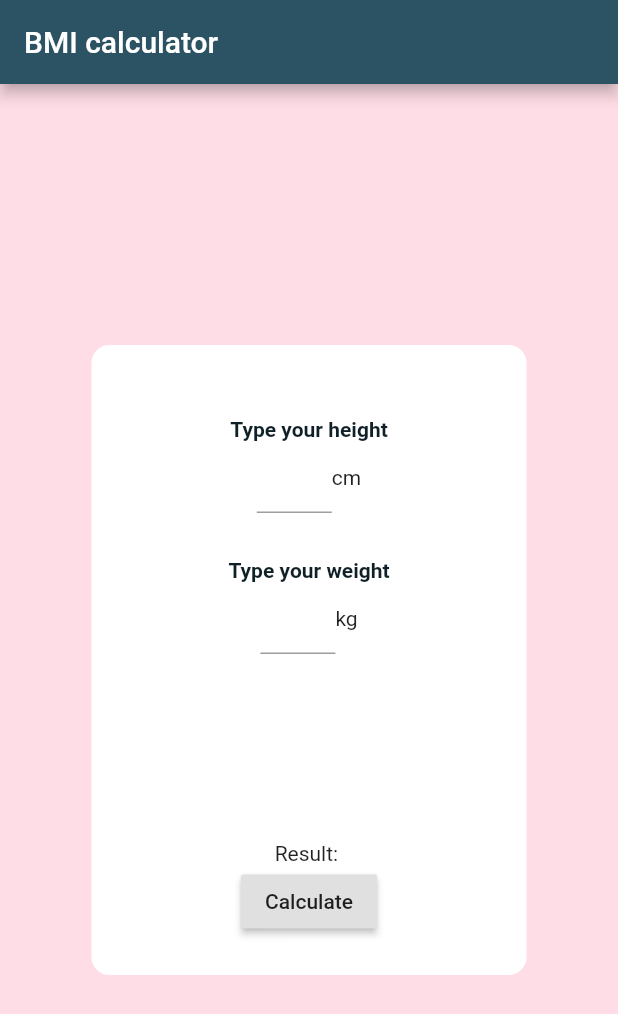
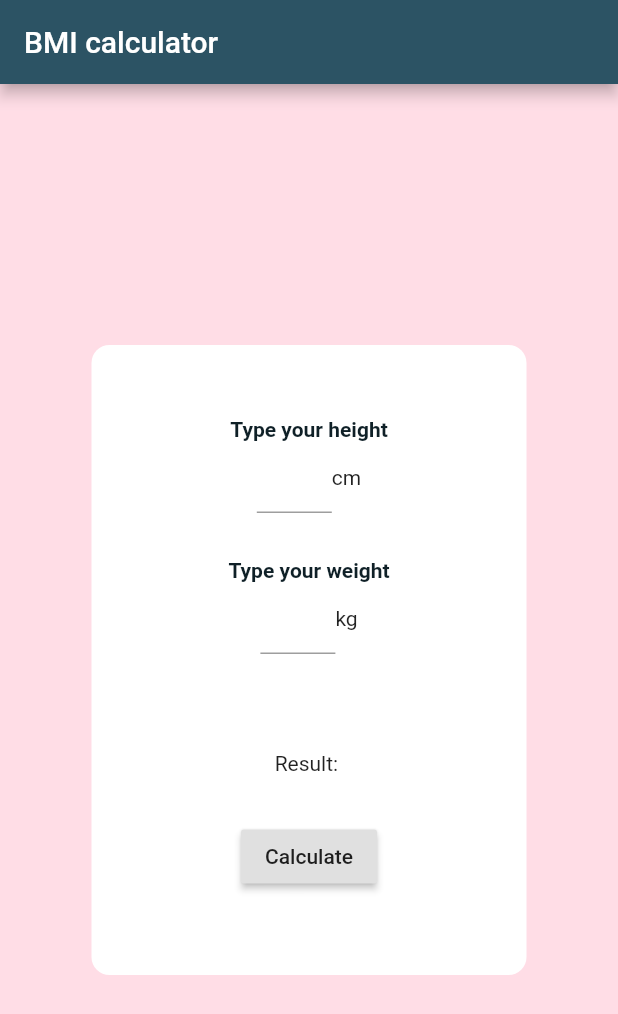
Before and after one commit to klaud-skora/BMI-app, a Flutter app: the screen it shows after launch, after a tap on "Calculate", on a phone screen of 412 x 824 dp. Shown: the top 1014 px of the screen. Run offline on Flutter 3.47's test engine with Material 2 defaults, Android fonts, the phone set to English and light mode, and no system bars.

Commit message:
Round the result to 2 decimal places

```diff
--- a/lib/calculator.dart
+++ b/lib/calculator.dart
@@ -4,6 +4,6 @@ String calculator (dynamic heightStr, dynamic weightStr) {
 
   var height = int.parse(heightStr);
   var weight = int.parse(weightStr);
-  var result = weight / pow(height, 2);
-  return result.toString();
+  var result = (weight / pow(height * 0.01, 2)).toStringAsFixed(2);
+  return result;
 }
--- a/lib/home_page.dart
+++ b/lib/home_page.dart
@@ -89,6 +89,7 @@ class HomePageState extends State<HomePage> {
                     child: Text('Result: $bmi')
                   ),
                   Container(
+                    padding: const EdgeInsets.symmetric(vertical: 30),
                     child: RaisedButton(
                       onPressed: () {setState(() {
                         bmi = calculator(heightController.text, weightController.text);
```
